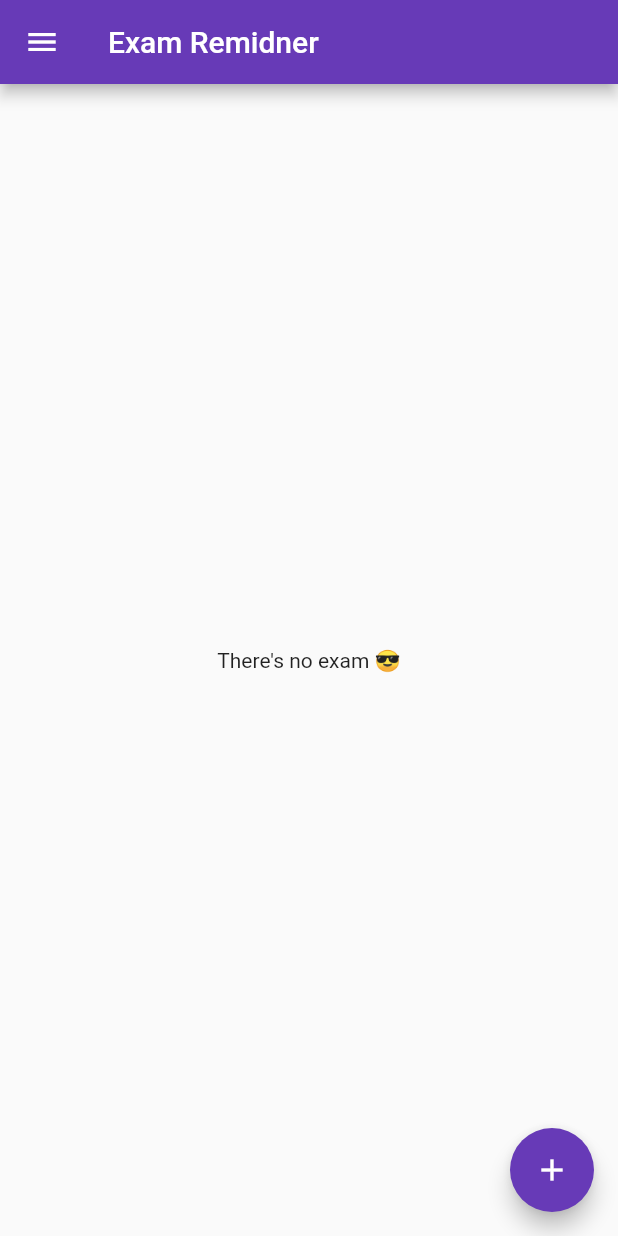
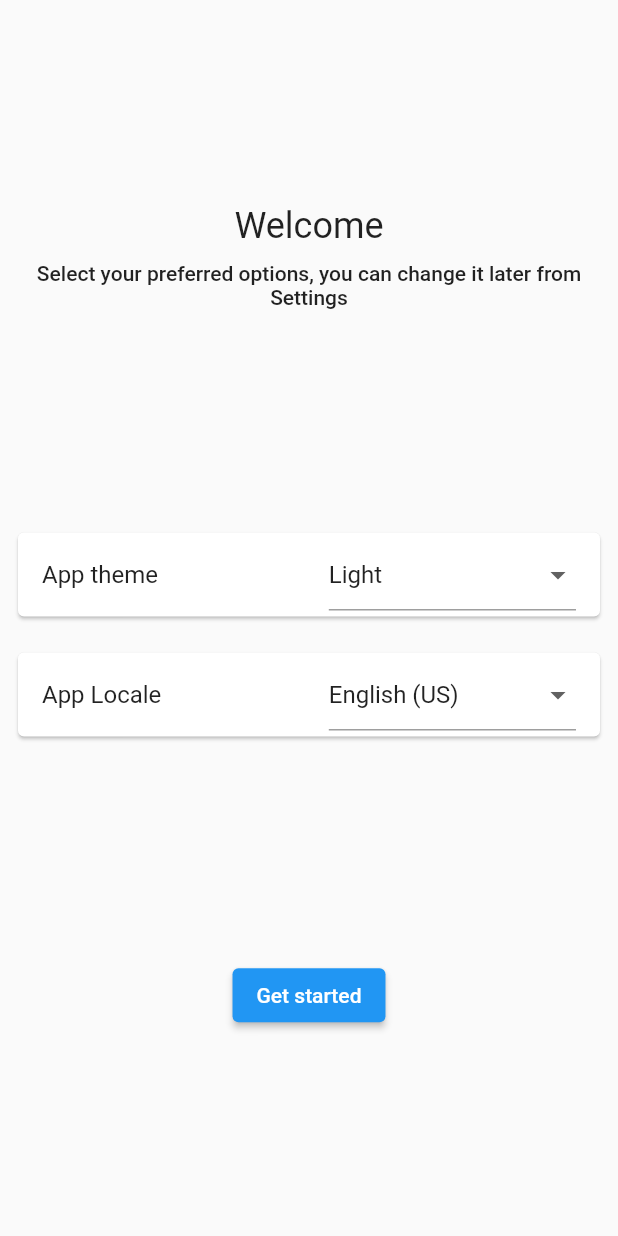
Before and after one commit to LAITH343/exam-reminder, a Flutter app: the screen it shows after launch, on a phone screen of 412 x 824 dp. Run offline on Flutter 3.47's test engine with Material 2 defaults, Android fonts, the phone set to English and light mode, and no system bars; our stand-ins replace flutter_easyloading, shared_preferences; missing offline and left inert: sqlite3.

Commit message:
added welcome screen and improvements

```diff
--- a/assets/l10n/app_en.arb
+++ b/assets/l10n/app_en.arb
@@ -1,4 +1,6 @@
 {
+  "@@locale": "en",
+  "@@author": "laith",
   "appBarHome": "Exam Remidner",
   "noExams": "There's no exam 😎",
   "drawerClose": "Close",
@@ -32,5 +34,8 @@
   "lightThemeText": "Light",
   "darkThemeText": "Dark",
   "englishLocaleText": "English (US)",
-  "arabicLocaleText": "Arabic (Iraq)"
+  "arabicLocaleText": "Arabic (Iraq)",
+  "welcomeTitle": "Welcome",
+  "welcomeSubTitle": "Select your preferred options, you can change it later from Settings",
+  "welcomeDoneButton": "Get started"
 }
--- a/lib/localization/app_localizations.dart
+++ b/lib/localization/app_localizations.dart
@@ -296,6 +296,24 @@ abstract class AppLocalizations {
   /// In en, this message translates to:
   /// **'Arabic (Iraq)'**
   String get arabicLocaleText;
+
+  /// No description provided for @welcomeTitle.
+  ///
+  /// In en, this message translates to:
+  /// **'Welcome'**
+  String get welcomeTitle;
+
+  /// No description provided for @welcomeSubTitle.
+  ///
+  /// In en, this message translates to:
+  /// **'Select your preferred options, you can change it later from Settings'**
+  String get welcomeSubTitle;
+
+  /// No description provided for @welcomeDoneButton.
+  ///
+  /// In en, this message translates to:
+  /// **'Get started'**
+  String get welcomeDoneButton;
 }
 
 class _AppLocalizationsDelegate extends LocalizationsDelegate<AppLocalizations> {
--- a/lib/localization/app_localizations_ar.dart
+++ b/lib/localization/app_localizations_ar.dart
@@ -105,4 +105,13 @@ class AppLocalizationsAr extends AppLocalizations {
 
   @override
   String get arabicLocaleText => 'العربية (العراق)';
+
+  @override
+  String get welcomeTitle => 'مرحباً';
+
+  @override
+  String get welcomeSubTitle => 'حدد خياراتك المفضلة، ويمكنك تغييرها لاحقًا من الإعدادات';
+
+  @override
+  String get welcomeDoneButton => 'البدء';
 }
--- a/lib/localization/app_localizations_en.dart
+++ b/lib/localization/app_localizations_en.dart
@@ -105,4 +105,13 @@ class AppLocalizationsEn extends AppLocalizations {
 
   @override
   String get arabicLocaleText => 'Arabic (Iraq)';
+
+  @override
+  String get welcomeTitle => 'Welcome';
+
+  @override
+  String get welcomeSubTitle => 'Select your preferred options, you can change it later from Settings';
+
+  @override
+  String get welcomeDoneButton => 'Get started';
 }
--- a/lib/providers/theme.dart
+++ b/lib/providers/updater.dart
@@ -1,5 +1,5 @@
 import 'package:flutter/material.dart';
 
-class ThemeUpdater extends ChangeNotifier {
+class AppUpdater extends ChangeNotifier {
   void update() => notifyListeners();
 }
--- a/lib/screens/home/src/drawer.dart
+++ b/lib/screens/home/src/drawer.dart
@@ -1,6 +1,6 @@
 import 'package:exam_reminder/constants.dart';
 import 'package:exam_reminder/localization/app_localizations.dart';
-import 'package:exam_reminder/providers/theme.dart';
+import 'package:exam_reminder/providers/updater.dart';
 import 'package:exam_reminder/screens/settings/settings.dart';
 import 'package:flutter/material.dart';
 import 'package:provider/provider.dart';
@@ -13,7 +13,7 @@ class HomeScreenDrawer extends StatelessWidget {
 
   @override
   Widget build(BuildContext context) {
-    return Consumer<ThemeUpdater>(
+    return Consumer<AppUpdater>(
       builder: (context, value, child) => Drawer(
           child: SafeArea(
         child: Column(
--- /dev/null
+++ b/lib/screens/settings/src/locale_selector.dart
@@ -0,0 +1,50 @@
+import 'package:exam_reminder/constants.dart';
+import 'package:exam_reminder/localization/app_localizations.dart';
+import 'package:exam_reminder/providers/updater.dart';
+import 'package:flutter/material.dart';
+import 'package:provider/provider.dart';
+
+class LocalizationSelector extends StatelessWidget {
+  const LocalizationSelector({
+    super.key,
+  });
+
+  @override
+  Widget build(BuildContext context) {
+    return Padding(
+      padding: const EdgeInsets.all(8.0),
+      child: Card(
+        child: ListTile(
+          title: Text(AppLocalizations.of(context)!.settingsAppLocale),
+          trailing: SizedBox(
+            width: MediaQuery.of(context).size.width * .4,
+            child: Consumer<AppUpdater>(
+              builder: (context, value, child) =>
+                  DropdownButtonFormField<Locale>(
+                borderRadius: BorderRadius.circular(20),
+                value: localizationManager.locale,
+                isExpanded: true,
+                items: [
+                  DropdownMenuItem(
+                    value: const Locale('en', 'US'),
+                    child: Text(AppLocalizations.of(context)!.englishLocaleText),
+                  ),
+                  DropdownMenuItem(
+                    value: const Locale('ar', 'IQ'),
+                    child: Text(AppLocalizations.of(context)!.arabicLocaleText),
+                  ),
+                ],
+                onChanged: (v) {
+                  if (v != null) {
+                    localizationManager.setLocale(v);
+                    value.update();
+                  }
+                },
+              ),
+            ),
+          ),
+        ),
+      ),
+    );
+  }
+}
--- /dev/null
+++ b/lib/screens/settings/src/theme_selector.dart
@@ -0,0 +1,50 @@
+import 'package:exam_reminder/constants.dart';
+import 'package:exam_reminder/localization/app_localizations.dart';
+import 'package:exam_reminder/providers/updater.dart';
+import 'package:flutter/material.dart';
+import 'package:provider/provider.dart';
+
+class ThemeSelector extends StatelessWidget {
+  const ThemeSelector({
+    super.key,
+  });
+
+  @override
+  Widget build(BuildContext context) {
+    return Padding(
+      padding: const EdgeInsets.all(8.0),
+      child: Card(
+        child: ListTile(
+          title: Text(AppLocalizations.of(context)!.settingsAppTheme),
+          trailing: SizedBox(
+            width: MediaQuery.of(context).size.width * .4,
+            child: Consumer<AppUpdater>(
+              builder: (context, value, child) =>
+                  DropdownButtonFormField<int>(
+                borderRadius: BorderRadius.circular(20),
+                value: themeManager.isDarkEnabled ? 2 : 1,
+                isExpanded: true,
+                items: [
+                  DropdownMenuItem(
+                    value: 1,
+                    child: Text(AppLocalizations.of(context)!.lightThemeText),
+                  ),
+                  DropdownMenuItem(
+                    value: 2,
+                    child: Text(AppLocalizations.of(context)!.darkThemeText),
+                  ),
+                ],
+                onChanged: (v) {
+                  if (v != null) {
+                    themeManager.setTheme(v);
+                    value.update();
+                  }
+                },
+              ),
+            ),
+          ),
+        ),
+      ),
+    );
+  }
+}
--- /dev/null
+++ b/lib/screens/welcome/welcome.dart
@@ -0,0 +1,73 @@
+import 'package:exam_reminder/localization/app_localizations.dart';
+import 'package:exam_reminder/screens/home/home.dart';
+import 'package:exam_reminder/screens/settings/src/locale_selector.dart';
+import 'package:exam_reminder/screens/settings/src/theme_selector.dart';
+import 'package:exam_reminder/screens/welcome/methods.dart';
+import 'package:flutter/material.dart';
+
+class WelcomeScreen extends StatelessWidget {
+  const WelcomeScreen({super.key});
+
+  @override
+  Widget build(BuildContext context) {
+    double width = MediaQuery.of(context).size.width;
+    return Scaffold(
+      body: SafeArea(
+        child: Column(
+          mainAxisAlignment: MainAxisAlignment.spaceEvenly,
+          children: [
+            Column(
+              children: [
+                Row(
+                  mainAxisAlignment: MainAxisAlignment.center,
+                  children: [
+                    SizedBox(
+                      width: width,
+                      child: Text(
+                        AppLocalizations.of(context)!.welcomeTitle,
+                        style: Theme.of(context).textTheme.headlineSmall,
+                        textAlign: TextAlign.center,
+                      ),
+                    ),
+                  ],
+                ),
+                Padding(
+                  padding: const EdgeInsets.only(top: 10),
+                  child: Row(
+                    mainAxisAlignment: MainAxisAlignment.center,
+                    children: [
+                      SizedBox(
+                        width: width,
+                        child: Text(
+                          AppLocalizations.of(context)!.welcomeSubTitle,
+                          style: Theme.of(context).textTheme.bodyLarge,
+                          textAlign: TextAlign.center,
+                        ),
+                      ),
+                    ],
+                  ),
+                ),
+              ],
+            ),
+            const Column(
+              children: [
+                ThemeSelector(),
+                LocalizationSelector(),
+              ],
+            ),
+            ElevatedButton(
+              onPressed: () async {
+                if (await disableWelcomeScreen()) {
+                  Navigator.of(context).pushReplacement(
+                    MaterialPageRoute(builder: (_) => const HomeScreen()),
+                  );
+                }
+              },
+              child: Text(AppLocalizations.of(context)!.welcomeDoneButton),
+            ),
+          ],
+        ),
+      ),
+    );
+  }
+}
```
Also changed, not shown: assets/l10n/app_ar.arb (+6 -1 lines), lib/main.dart (+3 -7 lines), lib/providers/localization.dart (deleted, +0 -7 lines), lib/screens/settings/settings.dart (+5 -75 lines), lib/screens/splash/methods.dart (+15 -5 lines), lib/screens/welcome/methods.dart (added, +15 -0 lines), lib/widgets/date_picker.dart (+13 -22 lines).
